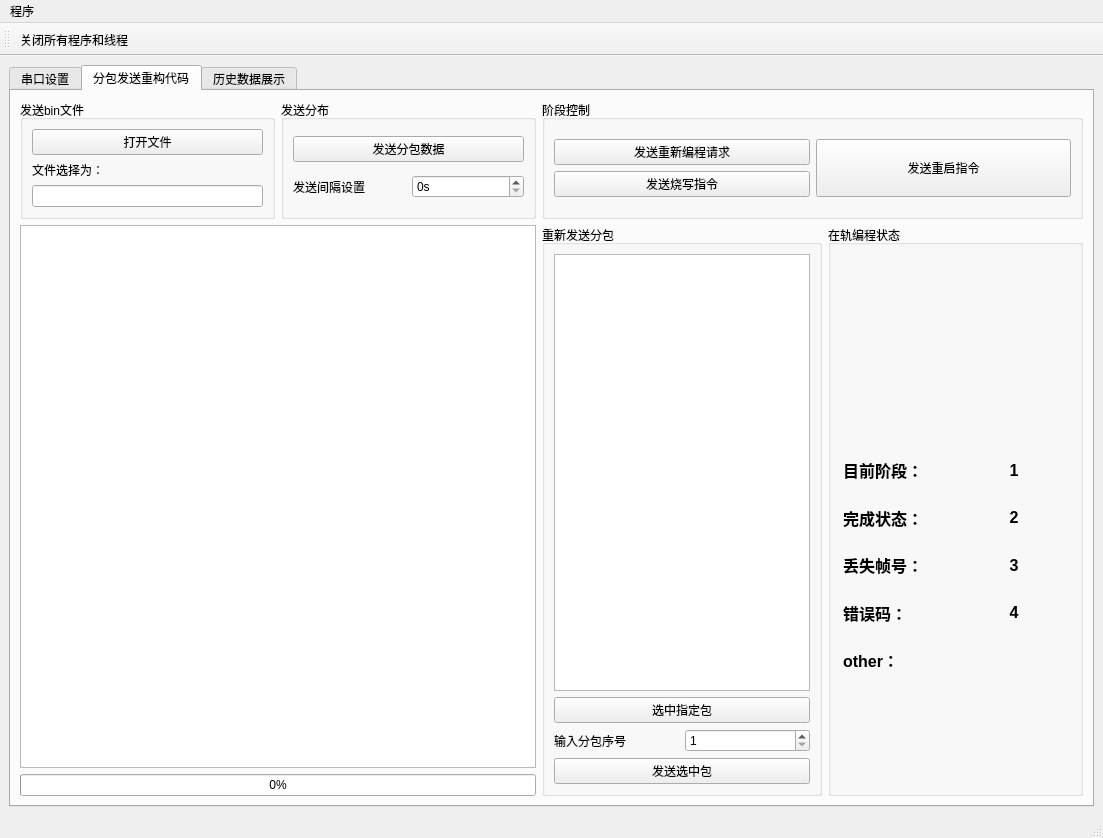
First picture: the form in chonggouv0.9/chuankou.ui, repository ks3356143/serialport-new, before the edit.
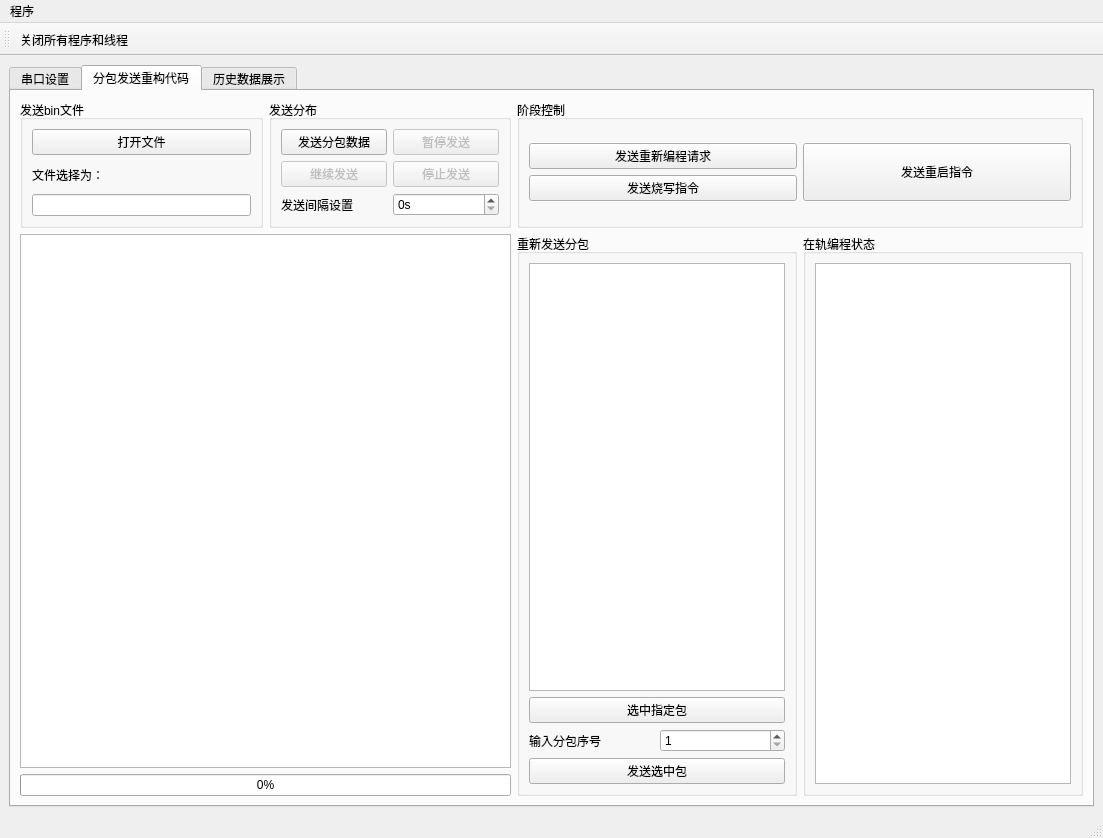
Second picture: the form after the edit. Icons and pictures are not drawn.

```diff
--- a/chonggouv0.9/chuankou.ui
+++ b/chonggouv0.9/chuankou.ui
@@ -731,103 +731,18 @@
             <property name="title">
              <string>在轨编程状态</string>
             </property>
-            <widget class="QWidget" name="layoutWidget">
-             <property name="geometry">
-              <rect>
-               <x>15</x>
-               <y>225</y>
-               <width>226</width>
-               <height>231</height>
-              </rect>
-             </property>
-             <layout class="QGridLayout" name="gridLayout_20">
-              <item row="0" column="0">
-               <widget class="QLabel" name="label_10">
-                <property name="text">
-                 <string>&lt;html&gt;&lt;head/&gt;&lt;body&gt;&lt;p&gt;&lt;span style=&quot; font-size:12pt; font-weight:600;&quot;&gt;目前阶段：&lt;/span&gt;&lt;/p&gt;&lt;/body&gt;&lt;/html&gt;</string>
-                </property>
-               </widget>
-              </item>
-              <item row="0" column="1">
-               <widget class="QLabel" name="label_15">
-                <property name="text">
-                 <string>&lt;html&gt;&lt;head/&gt;&lt;body&gt;&lt;p&gt;&lt;span style=&quot; font-size:12pt; font-weight:600;&quot;&gt;1&lt;/span&gt;&lt;/p&gt;&lt;/body&gt;&lt;/html&gt;</string>
-                </property>
-                <property name="alignment">
-                 <set>Qt::AlignCenter</set>
-                </property>
-               </widget>
-              </item>
-              <item row="1" column="0">
-               <widget class="QLabel" name="label_11">
-                <property name="text">
-                 <string>&lt;html&gt;&lt;head/&gt;&lt;body&gt;&lt;p&gt;&lt;span style=&quot; font-size:12pt; font-weight:600;&quot;&gt;完成状态：&lt;/span&gt;&lt;/p&gt;&lt;/body&gt;&lt;/html&gt;</string>
-                </property>
-               </widget>
-              </item>
-              <item row="1" column="1">
-               <widget class="QLabel" name="label_16">
-                <property name="text">
-                 <string>&lt;html&gt;&lt;head/&gt;&lt;body&gt;&lt;p&gt;&lt;span style=&quot; font-size:12pt; font-weight:600;&quot;&gt;2&lt;/span&gt;&lt;/p&gt;&lt;/body&gt;&lt;/html&gt;</string>
-                </property>
-                <property name="alignment">
-                 <set>Qt::AlignCenter</set>
-                </property>
-               </widget>
-              </item>
-              <item row="2" column="0">
-               <widget class="QLabel" name="label_12">
-                <property name="text">
-                 <string>&lt;html&gt;&lt;head/&gt;&lt;body&gt;&lt;p&gt;&lt;span style=&quot; font-size:12pt; font-weight:600;&quot;&gt;丢失帧号：&lt;/span&gt;&lt;/p&gt;&lt;/body&gt;&lt;/html&gt;</string>
-                </property>
-               </widget>
-              </item>
-              <item row="2" column="1">
-               <widget class="QLabel" name="label_17">
-                <property name="text">
-                 <string>&lt;html&gt;&lt;head/&gt;&lt;body&gt;&lt;p&gt;&lt;span style=&quot; font-size:12pt; font-weight:600;&quot;&gt;3&lt;/span&gt;&lt;/p&gt;&lt;/body&gt;&lt;/html&gt;</string>
-                </property>
-                <property name="alignment">
-                 <set>Qt::AlignCenter</set>
-                </property>
-               </widget>
-              </item>
-              <item row="3" column="0">
-               <widget class="QLabel" name="label_13">
-                <property name="text">
-                 <string>&lt;html&gt;&lt;head/&gt;&lt;body&gt;&lt;p&gt;&lt;span style=&quot; font-size:12pt; font-weight:600;&quot;&gt;错误码：&lt;/span&gt;&lt;/p&gt;&lt;/body&gt;&lt;/html&gt;</string>
-                </property>
-               </widget>
-              </item>
-              <item row="3" column="1">
-               <widget class="QLabel" name="label_18">
-                <property name="text">
-                 <string>&lt;html&gt;&lt;head/&gt;&lt;body&gt;&lt;p&gt;&lt;span style=&quot; font-size:12pt; font-weight:600;&quot;&gt;4&lt;/span&gt;&lt;/p&gt;&lt;/body&gt;&lt;/html&gt;</string>
-                </property>
-                <property name="alignment">
-                 <set>Qt::AlignCenter</set>
-                </property>
-               </widget>
-              </item>
-              <item row="4" column="0">
-               <widget class="QLabel" name="label_14">
-                <property name="text">
-                 <string>&lt;html&gt;&lt;head/&gt;&lt;body&gt;&lt;p&gt;&lt;span style=&quot; font-size:12pt; font-weight:600;&quot;&gt;other：&lt;/span&gt;&lt;/p&gt;&lt;/body&gt;&lt;/html&gt;</string>
-                </property>
-               </widget>
-              </item>
-              <item row="4" column="1">
-               <widget class="QLabel" name="label_19">
-                <property name="text">
-                 <string>&lt;html&gt;&lt;head/&gt;&lt;body&gt;&lt;p&gt;&lt;br/&gt;&lt;/p&gt;&lt;/body&gt;&lt;/html&gt;</string>
-                </property>
-                <property name="alignment">
-                 <set>Qt::AlignCenter</set>
-                </property>
-               </widget>
-              </item>
-             </layout>
-            </widget>
+            <layout class="QVBoxLayout" name="verticalLayout_11">
+             <item>
+              <widget class="QTableWidget" name="table2">
+               <property name="sizePolicy">
+                <sizepolicy hsizetype="Preferred" vsizetype="Expanding">
+                 <horstretch>0</horstretch>
+                 <verstretch>0</verstretch>
+                </sizepolicy>
+               </property>
+              </widget>
+             </item>
+            </layout>
            </widget>
           </item>
          </layout>
@@ -878,7 +793,7 @@
            <string>发送分布</string>
           </property>
           <layout class="QGridLayout" name="gridLayout_17">
-           <item row="1" column="1">
+           <item row="3" column="1">
             <widget class="QSpinBox" name="spinBox">
              <property name="suffix">
               <string>s</string>
@@ -897,14 +812,44 @@
              </property>
             </widget>
            </item>
-           <item row="1" column="0">
+           <item row="2" column="0">
+            <widget class="QPushButton" name="resumeButton">
+             <property name="enabled">
+              <bool>false</bool>
+             </property>
+             <property name="text">
+              <string>继续发送</string>
+             </property>
+            </widget>
+           </item>
+           <item row="3" column="0">
             <widget class="QLabel" name="label_21">
              <property name="text">
               <string>发送间隔设置</string>
              </property>
             </widget>
            </item>
-           <item row="0" column="0" colspan="2">
+           <item row="1" column="1">
+            <widget class="QPushButton" name="suspendButton">
+             <property name="enabled">
+              <bool>false</bool>
+             </property>
+             <property name="text">
+              <string>暂停发送</string>
+             </property>
+            </widget>
+           </item>
+           <item row="2" column="1">
+            <widget class="QPushButton" name="stopButton">
+             <property name="enabled">
+              <bool>false</bool>
+             </property>
+             <property name="text">
+              <string>停止发送</string>
+             </property>
+            </widget>
+           </item>
+           <item row="1" column="0">
             <widget class="QPushButton" name="pushButton_send_bin">
              <property name="text">
               <string>发送分包数据</string>
```
